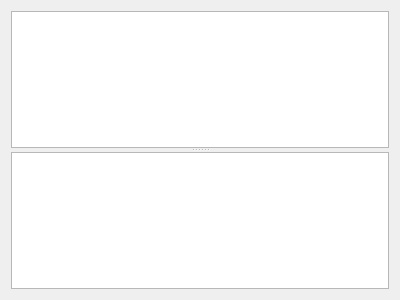
First picture: the form in MailUnitUI/Gui/QueryWidget.ui, repository brainstream/MailUnit, before the edit.
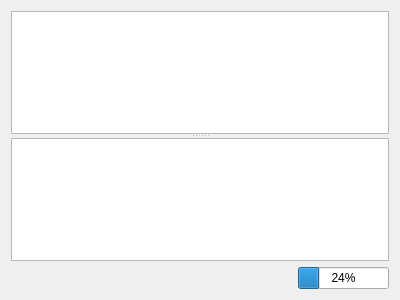
Second picture: the form after the edit.

Commit message: Progress and status of MQP query executing have been added in the UI client

The edit to the form file:
```diff
--- a/MailUnitUI/Gui/QueryWidget.ui
+++ b/MailUnitUI/Gui/QueryWidget.ui
@@ -10,6 +10,12 @@
     <height>300</height>
    </rect>
   </property>
+  <property name="sizePolicy">
+   <sizepolicy hsizetype="Preferred" vsizetype="Preferred">
+    <horstretch>0</horstretch>
+    <verstretch>0</verstretch>
+   </sizepolicy>
+  </property>
   <property name="windowTitle">
    <string>Form</string>
   </property>
@@ -27,6 +33,65 @@
      </widget>
     </widget>
    </item>
+   <item>
+    <layout class="QHBoxLayout" name="horizontalLayout">
+     <item>
+      <widget class="QLabel" name="mp_label_server">
+       <property name="sizePolicy">
+        <sizepolicy hsizetype="Minimum" vsizetype="Preferred">
+         <horstretch>0</horstretch>
+         <verstretch>0</verstretch>
+        </sizepolicy>
+       </property>
+       <property name="text">
+        <string/>
+       </property>
+      </widget>
+     </item>
+     <item>
+      <spacer name="horizontalSpacer">
+       <property name="orientation">
+        <enum>Qt::Horizontal</enum>
+       </property>
+       <property name="sizeHint" stdset="0">
+        <size>
+         <width>40</width>
+         <height>20</height>
+        </size>
+       </property>
+      </spacer>
+     </item>
+     <item>
+      <widget class="QLabel" name="mp_label_status">
+       <property name="sizePolicy">
+        <sizepolicy hsizetype="Minimum" vsizetype="Preferred">
+         <horstretch>0</horstretch>
+         <verstretch>0</verstretch>
+        </sizepolicy>
+       </property>
+       <property name="lineWidth">
+        <number>5</number>
+       </property>
+       <property name="text">
+        <string/>
+       </property>
+      </widget>
+     </item>
+     <item>
+      <widget class="QProgressBar" name="mp_progress_bar">
+       <property name="sizePolicy">
+        <sizepolicy hsizetype="Minimum" vsizetype="Fixed">
+         <horstretch>0</horstretch>
+         <verstretch>0</verstretch>
+        </sizepolicy>
+       </property>
+       <property name="value">
+        <number>24</number>
+       </property>
+      </widget>
+     </item>
+    </layout>
+   </item>
   </layout>
  </widget>
  <resources/>
```
The commit also changes 6 other files.
